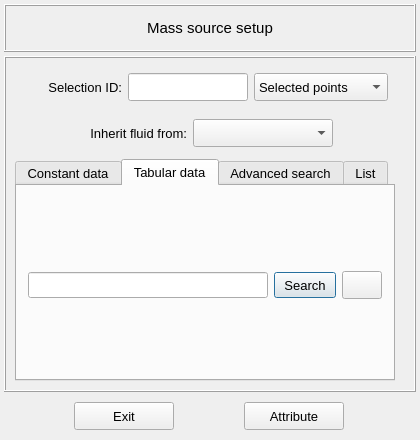
MOPT-UFSC/VIBRA, file vibra/interface/data/ui_files/model/setup/acoustic/mass_source_inputs.ui: the form before one commit.
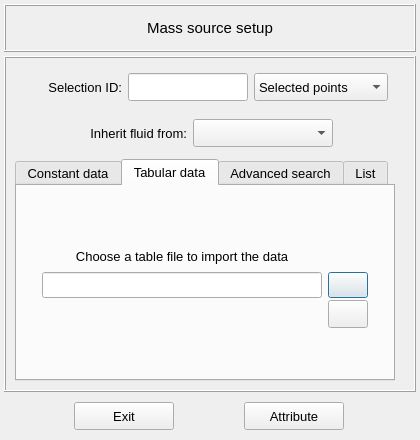
The form after the commit. The open tabs and pages were chosen to show the change. Icons and pictures are not drawn.

What changed in the file:
```diff
--- a/vibra/interface/data/ui_files/model/setup/acoustic/mass_source_inputs.ui
+++ b/vibra/interface/data/ui_files/model/setup/acoustic/mass_source_inputs.ui
@@ -407,6 +407,19 @@
           <property name="spacing">
            <number>2</number>
           </property>
+          <item row="3" column="0">
+           <spacer name="verticalSpacer_4">
+            <property name="orientation">
+             <enum>Qt::Vertical</enum>
+            </property>
+            <property name="sizeHint" stdset="0">
+             <size>
+              <width>20</width>
+              <height>40</height>
+             </size>
+            </property>
+           </spacer>
+          </item>
           <item row="0" column="0">
            <spacer name="verticalSpacer_3">
             <property name="orientation">
@@ -459,7 +472,70 @@
              <property name="verticalSpacing">
               <number>2</number>
              </property>
-             <item row="0" column="4">
+             <item row="1" column="2">
+              <widget class="QPushButton" name="pushButton_load_table">
+               <property name="enabled">
+                <bool>true</bool>
+               </property>
+               <property name="sizePolicy">
+                <sizepolicy hsizetype="Expanding" vsizetype="Fixed">
+                 <horstretch>0</horstretch>
+                 <verstretch>0</verstretch>
+                </sizepolicy>
+               </property>
+               <property name="minimumSize">
+                <size>
+                 <width>40</width>
+                 <height>26</height>
+                </size>
+               </property>
+               <property name="maximumSize">
+                <size>
+                 <width>40</width>
+                 <height>26</height>
+                </size>
+               </property>
+               <property name="font">
+                <font>
+                 <family>MS Shell Dlg 2</family>
+                 <pointsize>10</pointsize>
+                 <weight>50</weight>
+                 <italic>false</italic>
+                 <bold>false</bold>
+                </font>
+               </property>
+               <property name="styleSheet">
+                <string notr="true"/>
+               </property>
+               <property name="text">
+                <string/>
+               </property>
+               <property name="icon">
+                <iconset resource="../../../../icons/resources.qrc">
+                 <normaloff>:/icons/document_search_blue.png</normaloff>:/icons/document_search_blue.png</iconset>
+               </property>
+               <property name="iconSize">
+                <size>
+                 <width>20</width>
+                 <height>20</height>
+                </size>
+               </property>
+              </widget>
+             </item>
+             <item row="1" column="0">
+              <spacer name="horizontalSpacer_11">
+               <property name="orientation">
+                <enum>Qt::Horizontal</enum>
+               </property>
+               <property name="sizeHint" stdset="0">
+                <size>
+                 <width>40</width>
+                 <height>20</height>
+                </size>
+               </property>
+              </spacer>
+             </item>
+             <item row="1" column="4">
               <spacer name="horizontalSpacer_12">
                <property name="orientation">
                 <enum>Qt::Horizontal</enum>
@@ -472,20 +548,20 @@
                </property>
               </spacer>
              </item>
-             <item row="0" column="1">
+             <item row="1" column="1">
               <widget class="QLineEdit" name="lineEdit_table_path">
                <property name="enabled">
                 <bool>true</bool>
                </property>
                <property name="minimumSize">
                 <size>
-                 <width>240</width>
+                 <width>280</width>
                  <height>26</height>
                 </size>
                </property>
                <property name="maximumSize">
                 <size>
-                 <width>260</width>
+                 <width>280</width>
                  <height>26</height>
                 </size>
                </property>
@@ -504,60 +580,29 @@
                </property>
               </widget>
              </item>
-             <item row="0" column="2">
-              <widget class="QPushButton" name="pushButton_load_table">
-               <property name="enabled">
-                <bool>true</bool>
-               </property>
-               <property name="sizePolicy">
-                <sizepolicy hsizetype="Expanding" vsizetype="Fixed">
-                 <horstretch>0</horstretch>
-                 <verstretch>0</verstretch>
-                </sizepolicy>
-               </property>
+             <item row="0" column="1">
+              <widget class="QLabel" name="label_11">
                <property name="minimumSize">
                 <size>
-                 <width>62</width>
-                 <height>26</height>
+                 <width>0</width>
+                 <height>28</height>
                 </size>
                </property>
                <property name="maximumSize">
                 <size>
-                 <width>62</width>
-                 <height>26</height>
+                 <width>16777215</width>
+                 <height>28</height>
                 </size>
                </property>
-               <property name="font">
-                <font>
-                 <family>MS Shell Dlg 2</family>
-                 <pointsize>10</pointsize>
-                 <weight>50</weight>
-                 <italic>false</italic>
-                 <bold>false</bold>
-                </font>
-               </property>
-               <property name="styleSheet">
-                <string notr="true"/>
-               </property>
                <property name="text">
-                <string>Search</string>
+                <string>Choose a table file to import the data</string>
+               </property>
+               <property name="alignment">
+                <set>Qt::AlignCenter</set>
                </property>
               </widget>
              </item>
-             <item row="0" column="0">
-              <spacer name="horizontalSpacer_11">
-               <property name="orientation">
-                <enum>Qt::Horizontal</enum>
-               </property>
-               <property name="sizeHint" stdset="0">
-                <size>
-                 <width>40</width>
-                 <height>20</height>
-                </size>
-               </property>
-              </spacer>
-             </item>
-             <item row="0" column="3">
+             <item row="2" column="2">
               <widget class="QPushButton" name="pushButton_change_frequency_setup">
                <property name="enabled">
                 <bool>true</bool>
@@ -613,19 +658,6 @@
             </layout>
            </widget>
           </item>
-          <item row="2" column="0">
-           <spacer name="verticalSpacer_4">
-            <property name="orientation">
-             <enum>Qt::Vertical</enum>
-            </property>
-            <property name="sizeHint" stdset="0">
-             <size>
-              <width>20</width>
-              <height>40</height>
-             </size>
-            </property>
-           </spacer>
-          </item>
          </layout>
         </widget>
         <widget class="QWidget" name="tab_advanced_search">
```
